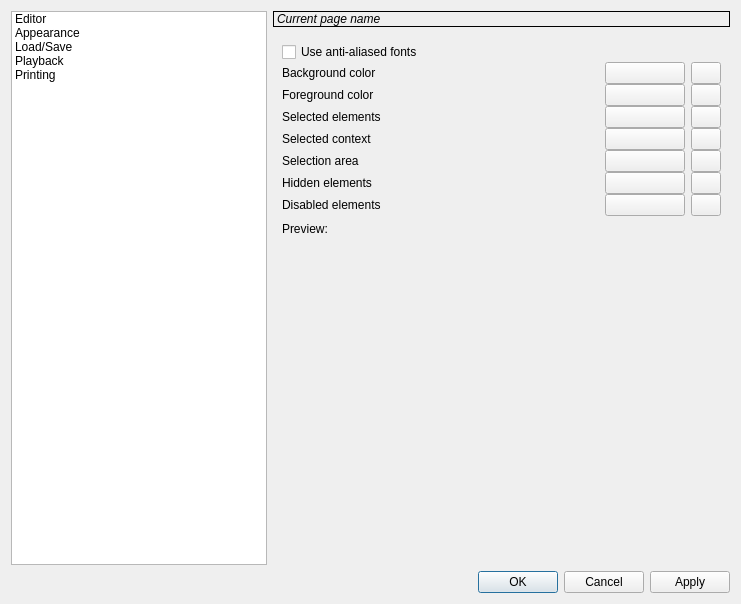
The window that src/ui/settingsdialog.ui (canorusmusic/canorus) describes before a commit, drawn with Qt 5.
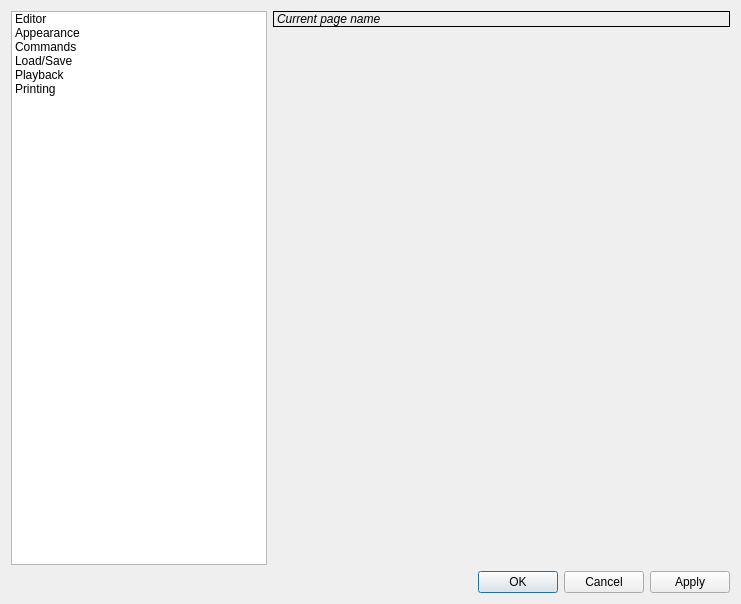
The same window after the commit. Icons and pictures are not drawn. Custom widgets are drawn as their Qt base class.

Commit message: Integration of settingsdialog first part

```diff
--- a/src/ui/settingsdialog.ui
+++ b/src/ui/settingsdialog.ui
@@ -12,10 +12,10 @@
   <property name="windowTitle" >
    <string>Settings</string>
   </property>
-  <layout class="QVBoxLayout" name="verticalLayout" >
-   <item>
-    <layout class="QHBoxLayout" >
-     <property name="spacing" >
+  <layout class="QGridLayout" name="gridLayout">
+   <item row="0" column="0">
+    <layout class="QHBoxLayout">
+     <property name="spacing">
       <number>6</number>
      </property>
      <property name="margin" >
@@ -72,7 +72,12 @@
         </property>
        </item>
        <item>
-        <property name="text" >
+        <property name="text">
+         <string>Commands</string>
+        </property>
+       </item>
+       <item>
+        <property name="text">
          <string>Load/Save</string>
         </property>
         <property name="icon" >
@@ -81,7 +86,7 @@
         </property>
        </item>
        <item>
-        <property name="text" >
+        <property name="text">
          <string>Playback</string>
         </property>
         <property name="icon" >
@@ -90,7 +95,7 @@
         </property>
        </item>
        <item>
-        <property name="text" >
+        <property name="text">
          <string>Printing</string>
         </property>
         <property name="icon" >
@@ -136,8 +141,8 @@
          <property name="frameShadow" >
           <enum>QFrame::Plain</enum>
          </property>
-         <property name="currentIndex" >
-          <number>1</number>
+         <property name="currentIndex">
+          <number>2</number>
          </property>
          <widget class="QWidget" name="editorSettings" >
           <layout class="QVBoxLayout" name="verticalLayout_2" >
@@ -565,8 +570,9 @@
            </item>
           </layout>
          </widget>
-         <widget class="QWidget" name="loadSaveSettings" >
-          <layout class="QVBoxLayout" name="verticalLayout_4" >
+         <widget class="QWidget" name="commandsSettings"/>
+         <widget class="QWidget" name="loadSaveSettings">
+          <layout class="QVBoxLayout" name="verticalLayout_4">
            <item>
             <layout class="QVBoxLayout" >
              <property name="spacing" >
```
Left out of the diff: 499 changed lines with no effect on the pictures. The commit also changes 2 other files.
